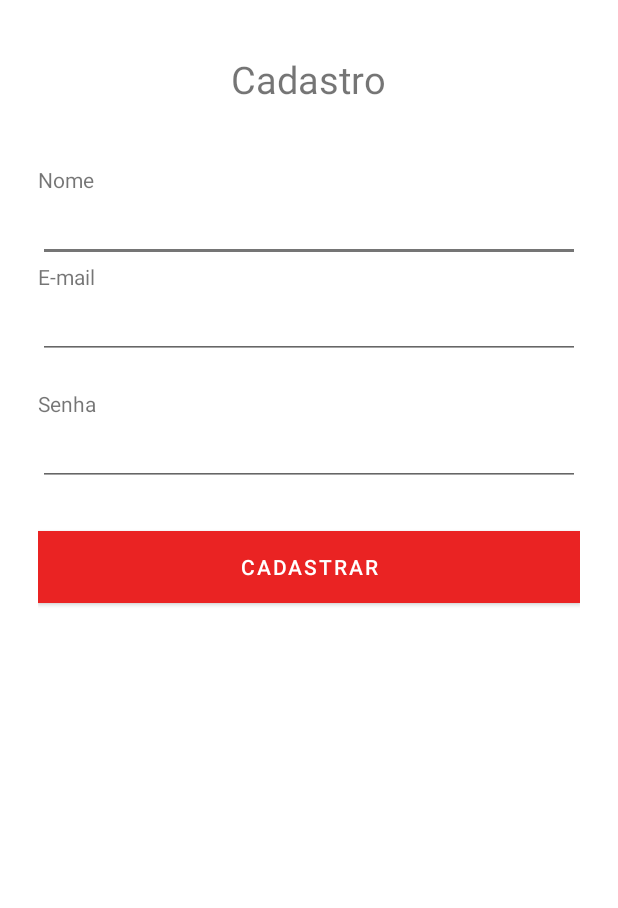
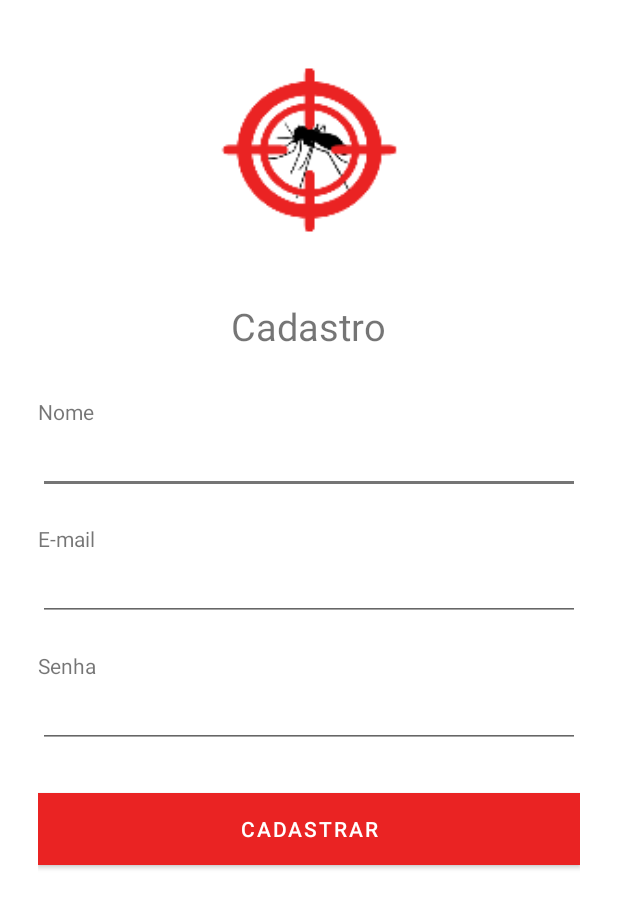
Before and after one commit to taynalexandra/app-alerta-aedes, an Android app: the screen it shows after launch (RegisterActivity), after a tap on "CADASTRE-SE", on a phone screen of 412 x 824 dp. Shown: the top 908 px of the screen. Run offline under Robolectric (Android 15) with nearby library versions, the phone set to English and light mode, and no system bars.

Commit message:
Ajustes e inclusão de classes

```diff
--- a/app/src/main/AndroidManifest.xml
+++ b/app/src/main/AndroidManifest.xml
@@ -9,7 +9,7 @@
         android:roundIcon="@mipmap/ic_launcher_round"
         android:supportsRtl="true"
         android:theme="@style/Theme.AppAlertaAedes">
-        <activity android:name=".NewCaseActivity"></activity>
+        <activity android:name=".NewCaseActivity" />
         <!--
              The API key for Google Maps-based APIs is defined as a string resource.
              (See the file "res/values/google_maps_api.xml").
--- a/app/src/main/java/br/edu/ifpe/tads/pdm/appalertaaedes/LoginActivity.java
+++ b/app/src/main/java/br/edu/ifpe/tads/pdm/appalertaaedes/LoginActivity.java
@@ -12,23 +12,37 @@ import android.widget.Button;
 
 public class LoginActivity extends AppCompatActivity {
 
+    private Button btLogin;
+    private Button btRegister;
+
     @Override
     protected void onCreate(Bundle savedInstanceState) {
         super.onCreate(savedInstanceState);
         setContentView(R.layout.activity_login);
 
-        Button button = (Button)findViewById(R.id.button_redirect_sing_out );
-        Drawable background = button.getBackground();
-        background.setColorFilter(Color.GRAY, PorterDuff.Mode.MULTIPLY);
+        btRegister = (Button) findViewById(R.id.button_sing_out);
+        btLogin = (Button) findViewById(R.id.button_sing_in);
+
+        btRegister.setOnClickListener(new View.OnClickListener() {
+            public void onClick(View v) {
+                register(v);
+            }
+        });
+
+        btLogin.setOnClickListener(new View.OnClickListener() {
+            public void onClick(View v) {
+                home(v);
+            }
+        });
     }
 
-    public void cadastroTela(View view) {
+    public void home(View view) {
+        Intent intent = new Intent(this, HomeMapActivity.class);
+        startActivity(intent);
+    }
+
+    public void register(View view) {
         Intent intent = new Intent(this, RegisterActivity.class);
         startActivity(intent);
     }
-
-    public void homeTela(View view) {
-        Intent intent = new Intent(this, HomeMapActivity.class);
-        startActivity(intent);
-    }
 }
--- a/app/src/main/java/br/edu/ifpe/tads/pdm/appalertaaedes/RegisterActivity.java
+++ b/app/src/main/java/br/edu/ifpe/tads/pdm/appalertaaedes/RegisterActivity.java
@@ -5,29 +5,41 @@ import androidx.appcompat.app.AppCompatActivity;
 import android.content.Intent;
 import android.os.Bundle;
 import android.view.View;
+import android.widget.Button;
+import android.widget.EditText;
 import android.widget.ImageView;
 import android.widget.Toast;
 
 public class RegisterActivity extends AppCompatActivity {
+
+    private EditText edName;
+    private EditText edEmail;
+    private EditText edPassword;
+    private Button btRegister;
 
     @Override
     protected void onCreate(Bundle savedInstanceState) {
         super.onCreate(savedInstanceState);
         setContentView(R.layout.activity_register);
 
-        ImageView iconArrowBack = findViewById(R.id.icon_arrow_back);
-        ImageView iconMenu = findViewById(R.id.icon_menu);
+        edName = findViewById(R.id.edit_name);
+        edEmail = findViewById(R.id.edit_email);
+        edPassword = findViewById(R.id.edit_password);
+        btRegister = (Button) findViewById(R.id.button_sing_out);
 
-        iconArrowBack.setOnClickListener(new View.OnClickListener() {
+        btRegister.setOnClickListener(new View.OnClickListener() {
             @Override
             public void onClick(View view) {
-                startActivity(new Intent(RegisterActivity.this, LoginActivity.class));
-                finish();
+                getData();
             }
         });
     }
 
-    public void homeTela(View view) {
+    private void getData() {
+
+    }
+
+    public void home(View view) {
         Intent intent = new Intent(this, HomeMapActivity.class);
         startActivity(intent);
     }
--- /dev/null
+++ b/app/src/main/res/drawable/ic_baseline_home.xml
@@ -0,0 +1,5 @@
+<vector android:height="24dp" android:tint="#454545"
+    android:viewportHeight="24" android:viewportWidth="24"
+    android:width="24dp" xmlns:android="http://schemas.android.com/apk/res/android">
+    <path android:fillColor="@android:color/white" android:pathData="M10,20v-6h4v6h5v-8h3L12,3 2,12h3v8z"/>
+</vector>
--- /dev/null
+++ b/app/src/main/res/drawable/ic_baseline_more_vert.xml
@@ -0,0 +1,5 @@
+<vector android:height="24dp" android:tint="#FFFFFF"
+    android:viewportHeight="24" android:viewportWidth="24"
+    android:width="24dp" xmlns:android="http://schemas.android.com/apk/res/android">
+    <path android:fillColor="@android:color/white" android:pathData="M12,8c1.1,0 2,-0.9 2,-2s-0.9,-2 -2,-2 -2,0.9 -2,2 0.9,2 2,2zM12,10c-1.1,0 -2,0.9 -2,2s0.9,2 2,2 2,-0.9 2,-2 -0.9,-2 -2,-2zM12,16c-1.1,0 -2,0.9 -2,2s0.9,2 2,2 2,-0.9 2,-2 -0.9,-2 -2,-2z"/>
+</vector>
--- a/app/src/main/res/layout/activity_home_map.xml
+++ b/app/src/main/res/layout/activity_home_map.xml
@@ -18,6 +18,8 @@
             android:name="com.google.android.gms.maps.SupportMapFragment"
             android:layout_width="match_parent"
             android:layout_height="match_parent"
+            map:uiZoomControls="true"
+            map:cameraZoom="10"
             tools:context=".HomeMapActivity" />
 
         <com.google.android.material.floatingactionbutton.FloatingActionButton
--- a/app/src/main/res/layout/activity_new_case.xml
+++ b/app/src/main/res/layout/activity_new_case.xml
@@ -6,7 +6,7 @@
     android:layout_height="match_parent"
     android:orientation="vertical"
     tools:context=".NewCaseActivity">
-    <include layout="@layout/toolbar_menu_icon" />
+    <include layout="@layout/toolbar_all_icons" />
 
     <ScrollView
         android:layout_width="match_parent"
--- a/app/src/main/res/layout/activity_register.xml
+++ b/app/src/main/res/layout/activity_register.xml
@@ -3,20 +3,22 @@
     xmlns:tools="http://schemas.android.com/tools"
     android:layout_width="match_parent"
     android:layout_height="match_parent"
+    android:layout_marginLeft="25dp"
+    android:layout_marginRight="25dp"
     android:orientation="vertical"
     tools:context=".RegisterActivity">
 
-    <LinearLayout
-        android:layout_width="match_parent"
-        android:layout_height="match_parent"
-        android:orientation="vertical"
-        android:layout_margin="25dp">
+    <ImageView
+        android:id="@+id/image_logo"
+        android:layout_width="200dp"
+        android:layout_height="200dp"
+        android:layout_gravity="center"
+        android:src="@mipmap/ic_logo_foreground" />
 
         <TextView
             android:layout_width="wrap_content"
             android:layout_height="wrap_content"
             android:text="@string/register"
-            android:layout_marginTop="10dp"
             android:layout_marginBottom="20dp"
             android:layout_gravity="center"
             android:textSize="25sp"/>
@@ -25,7 +27,7 @@
             android:layout_width="wrap_content"
             android:layout_height="wrap_content"
             android:text="@string/name"
-            android:layout_marginTop="20dp"/>
+            android:layout_marginTop="10dp"/>
 
         <EditText
             android:id="@+id/edit_name"
@@ -36,6 +38,7 @@
         <TextView
             android:layout_width="wrap_content"
             android:layout_height="wrap_content"
+            android:layout_marginTop="20dp"
             android:text="@string/email" />
 
         <EditText
@@ -54,7 +57,7 @@
             android:id="@+id/edit_password"
             android:layout_width="match_parent"
             android:layout_height="wrap_content"
-            android:text="" />
+            android:inputType="textPassword"  />
 
         <Button
             android:id="@+id/button_sing_out"
@@ -64,6 +67,5 @@
             android:background="@color/colorSecundary"
             android:layout_marginTop="30dp"
             android:textColor="@color/white"
-            android:onClick="homeTela"/>
-    </LinearLayout>
+            android:onClick="home"/>
 </LinearLayout>
--- a/app/src/main/res/layout/toolbar_all_icons.xml
+++ b/app/src/main/res/layout/toolbar_all_icons.xml
@@ -17,6 +17,7 @@
             android:src="@drawable/ic_baseline_arrow_back"/>
 
         <TextView
+            android:id="@+id/text_view_toolbar"
             android:layout_width="wrap_content"
             android:layout_height="wrap_content"
             android:layout_marginStart="16dp"
@@ -32,7 +33,7 @@
             android:layout_height="wrap_content"
             android:layout_alignParentEnd="true"
             android:layout_centerVertical="true"
-            android:src="@drawable/ic_baseline_menu"/>
+            android:src="@drawable/ic_baseline_more_vert"/>
     </RelativeLayout>
 
 </RelativeLayout>
--- a/app/src/main/res/layout/toolbar_arrow_icon.xml
+++ b/app/src/main/res/layout/toolbar_arrow_icon.xml
@@ -9,6 +9,7 @@
         android:layout_height="wrap_content"
         android:padding="16dp">
 
+
         <ImageView
             android:id="@+id/icon_arrow_back"
             android:layout_width="wrap_content"
@@ -18,6 +19,7 @@
 
 
         <TextView
+            android:id="@+id/text_view_toolbar"
             android:layout_width="wrap_content"
             android:layout_height="wrap_content"
             android:layout_marginStart="16dp"
```
Also changed, not shown: app/src/main/java/br/edu/ifpe/tads/pdm/appalertaaedes/HomeMapActivity.java (+27 -2 lines), app/src/main/java/br/edu/ifpe/tads/pdm/appalertaaedes/model/Case.java (added, +35 -0 lines), app/src/main/java/br/edu/ifpe/tads/pdm/appalertaaedes/model/User.java (added, +40 -0 lines), app/src/main/res/layout/activity_login.xml (+4 -4 lines), app/src/main/res/layout/toolbar_menu_icon.xml (+12 -3 lines), app/src/main/res/menu/toolbar_menu.xml (added, +19 -0 lines).
